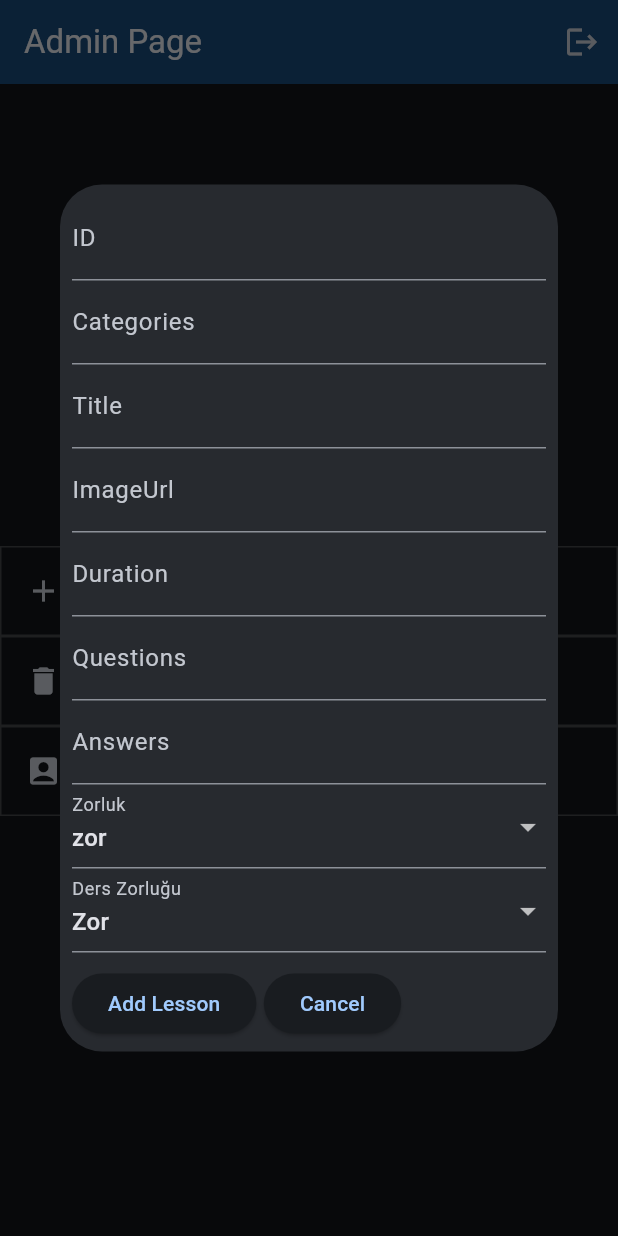
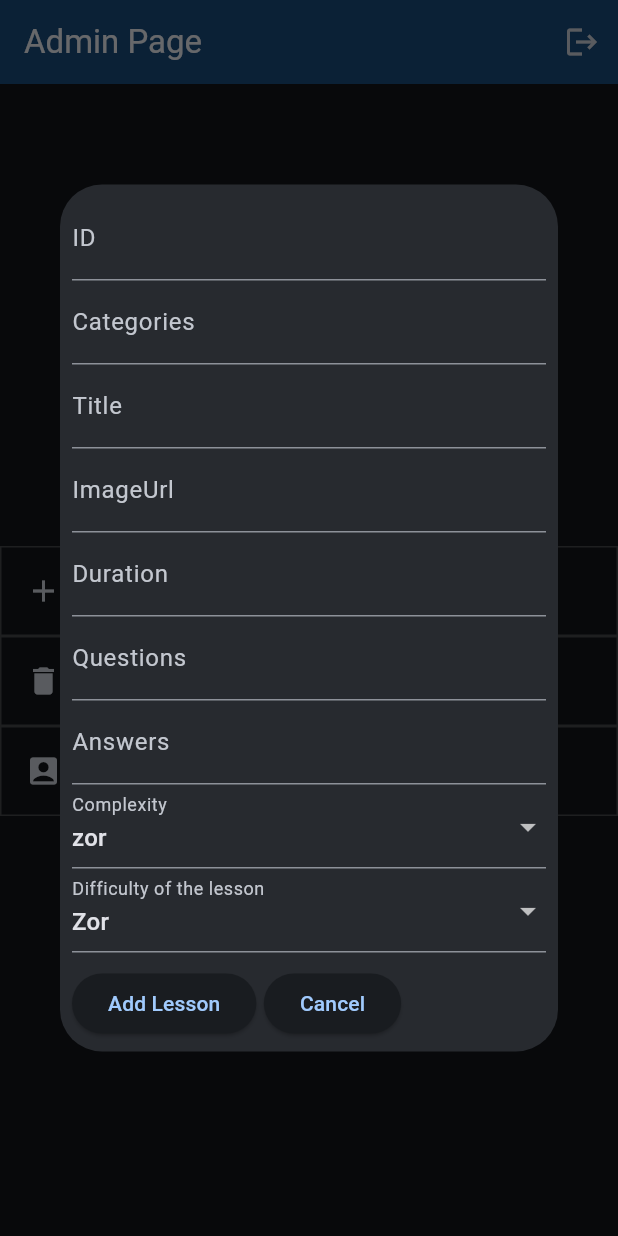
Before and after one commit to shallwebegin/kivi_app, a Flutter app: the AdminScreen screen opened directly, after a tap on "Add Lesson", on a phone screen of 412 x 824 dp. Run offline on Flutter 3.47's test engine with Material 3 defaults, Android fonts, the phone set to English and light mode, and no system bars; our stand-ins replace cloud_firestore, firebase_auth, firebase_core, firebase_storage, flutter_riverpod, image_picker and 2 more; accounts and stored records are empty; network calls fail.

Commit message:
finish the SpaceQuizBank

```diff
--- a/lib/main.dart
+++ b/lib/main.dart
@@ -1,9 +1,9 @@
 import 'package:flutter/material.dart';
 import 'package:firebase_core/firebase_core.dart';
 import 'package:flutter_riverpod/flutter_riverpod.dart';
-import 'package:kivi_app/screens/admin.dart';
 
-import 'package:kivi_app/screens/tabs.dart';
+import 'package:kivi_app/screens/lottie.dart';
+
 import 'firebase_options.dart';
 
 void main() async {
@@ -28,7 +28,7 @@ class App extends StatelessWidget {
           seedColor: Colors.blue,
         ),
       ),
-      home: const TabsScreen(),
+      home: const LottieAnimation(),
     );
   }
 }
--- a/lib/providers/favorite_provider.dart
+++ b/lib/providers/favorite_provider.dart
@@ -4,8 +4,8 @@ import 'package:kivi_app/models/lessons.dart';
 class FavoriteLessonNotifier extends StateNotifier<List<Lesson>> {
   FavoriteLessonNotifier() : super([]);
   bool toggleLessonFavoriteStatus(Lesson lesson) {
-    final dersIsFavorite = state.contains(lesson);
-    if (dersIsFavorite) {
+    final lesonIsFavorite = state.contains(lesson);
+    if (lesonIsFavorite) {
       state = state.where((l) => l.id != lesson.id).toList();
       return false;
     } else {
--- a/lib/providers/lesson_provider.dart
+++ b/lib/providers/lesson_provider.dart
@@ -1,3 +1,4 @@
+import 'package:flutter/material.dart';
 import 'package:flutter_riverpod/flutter_riverpod.dart';
 import 'package:cloud_firestore/cloud_firestore.dart';
 
@@ -29,7 +30,7 @@ class LessonNotifier extends StateNotifier<List<Lesson>> {
 
       state = [...state, ...lessons];
     } catch (error) {
-      print('Error fetching lessons: $error');
+      Text('Error fetching lessons: $error');
     }
   }
 }
--- a/lib/screens/admin.dart
+++ b/lib/screens/admin.dart
@@ -170,7 +170,8 @@ class AdminScreen extends StatelessWidget {
               }).catchError((error) {
                 ScaffoldMessenger.of(context).showSnackBar(
                   SnackBar(
-                    content: Text('Ders eklenirken hata oluştu: $error'),
+                    content: Text(
+                        'An error occurred while adding the lesson: $error'),
                     backgroundColor: Colors.red,
                   ),
                 );
@@ -204,8 +205,9 @@ class AdminScreen extends StatelessWidget {
               child: const Text('Cancel'),
             ),
             TextButton(
-              onPressed: () {
-                _deleteLesson(lessonTitle, context);
+              onPressed: () async {
+                await _deleteLesson(lessonTitle, context);
+                Navigator.of(context).pop();
               },
               child: const Text('Delete'),
             ),
@@ -215,7 +217,7 @@ class AdminScreen extends StatelessWidget {
     );
   }
 
-  void _deleteLesson(String lessonTitle, BuildContext context) async {
+  Future<void> _deleteLesson(String lessonTitle, BuildContext context) async {
     try {
       QuerySnapshot querySnapshot = await FirebaseFirestore.instance
           .collection('lessons')
@@ -230,14 +232,15 @@ class AdminScreen extends StatelessWidget {
 
         ScaffoldMessenger.of(context).showSnackBar(
           const SnackBar(
-            content: Text('Ders başarıyla silindi.'),
+            content: Text('The lesson has been successfully deleted.'),
             backgroundColor: Colors.green,
           ),
         );
       } else {
         ScaffoldMessenger.of(context).showSnackBar(
           const SnackBar(
-            content: Text('Belirtilen isme sahip ders bulunamadı.'),
+            content:
+                Text('The lesson with the specified name could not be found.'),
             backgroundColor: Colors.orange,
           ),
         );
@@ -245,7 +248,7 @@ class AdminScreen extends StatelessWidget {
     } catch (error) {
       ScaffoldMessenger.of(context).showSnackBar(
         const SnackBar(
-          content: Text('Ders silinirken hata oluştu.'),
+          content: Text('An error occurred while deleting the lesson.'),
           backgroundColor: Colors.red,
         ),
       );
--- a/lib/screens/categories.dart
+++ b/lib/screens/categories.dart
@@ -1,3 +1,5 @@
+// ignore_for_file: unused_local_variable
+
 import 'package:flutter/material.dart';
 import 'package:cloud_firestore/cloud_firestore.dart';
 import 'package:flutter_riverpod/flutter_riverpod.dart';
@@ -39,7 +41,7 @@ class _CategoriesScreenState extends ConsumerState<CategoriesScreen> {
               }
               if (snapshot.hasError) {
                 return Center(
-                  child: Text('Bir hata oluştu: ${snapshot.error}'),
+                  child: Text('Error: ${snapshot.error}'),
                 );
               }
 
--- a/lib/screens/credential.dart
+++ b/lib/screens/credential.dart
@@ -24,12 +24,11 @@ class _CredentialScreenState extends State<CredentialScreen> {
   var _enteredEmail = '';
   var _enteredPassword = '';
   var _enteredUsername = '';
-
   var isAuthentication = false;
   var isManager = false;
   File? pickedImage;
 
-  void credentialUser() async {
+  Future<void> credentialUser() async {
     final isValid = _form.currentState!.validate();
     if (!isValid) {
       return;
--- a/lib/screens/tabs.dart
+++ b/lib/screens/tabs.dart
@@ -36,7 +36,7 @@ class _TabsScreenState extends ConsumerState<TabsScreen> {
     );
   }
 
-  void _setScreen(String identifier) async {
+  Future<void> _setScreen(String identifier) async {
     Navigator.of(context).pop();
     if (identifier == 'Filters') {
       await Navigator.of(context).push<Map<Filters, bool>>(
--- a/lib/widgets/admin_add_lesson.dart
+++ b/lib/widgets/admin_add_lesson.dart
@@ -118,7 +118,7 @@ class _AdminAddLessonState extends State<AdminAddLesson> {
                 },
               ),
               DropdownButtonFormField(
-                decoration: const InputDecoration(labelText: 'Zorluk'),
+                decoration: const InputDecoration(labelText: 'Complexity'),
                 value: complexity,
                 items: Complexity.values
                     .map(
@@ -138,7 +138,8 @@ class _AdminAddLessonState extends State<AdminAddLesson> {
                 },
               ),
               DropdownButtonFormField<String>(
-                decoration: const InputDecoration(labelText: 'Ders Zorluğu'),
+                decoration: const InputDecoration(
+                    labelText: 'Difficulty of the lesson'),
                 value: 'Zor',
                 items: const [
                   DropdownMenuItem<String>(
--- a/lib/widgets/user_image_picker.dart
+++ b/lib/widgets/user_image_picker.dart
@@ -14,7 +14,7 @@ class UserImagePicker extends StatefulWidget {
 class _UserImagePickerState extends State<UserImagePicker> {
   File? _pickedImageFile;
 
-  void pickImage() async {
+  Future<void> pickImage() async {
     final pickedImage = await ImagePicker()
         .pickImage(source: ImageSource.camera, imageQuality: 50, maxWidth: 150);
     if (pickedImage == null) {
@@ -26,7 +26,7 @@ class _UserImagePickerState extends State<UserImagePicker> {
     widget.onPickImage(_pickedImageFile!);
   }
 
-  void addImage() async {
+  Future<void> addImage() async {
     final pickedImage = await ImagePicker().pickImage(
         source: ImageSource.gallery, imageQuality: 50, maxWidth: 150);
     if (pickedImage == null) {
```
Also changed, not shown: lib/screens/all_users_screen.dart (+33 -3 lines).
